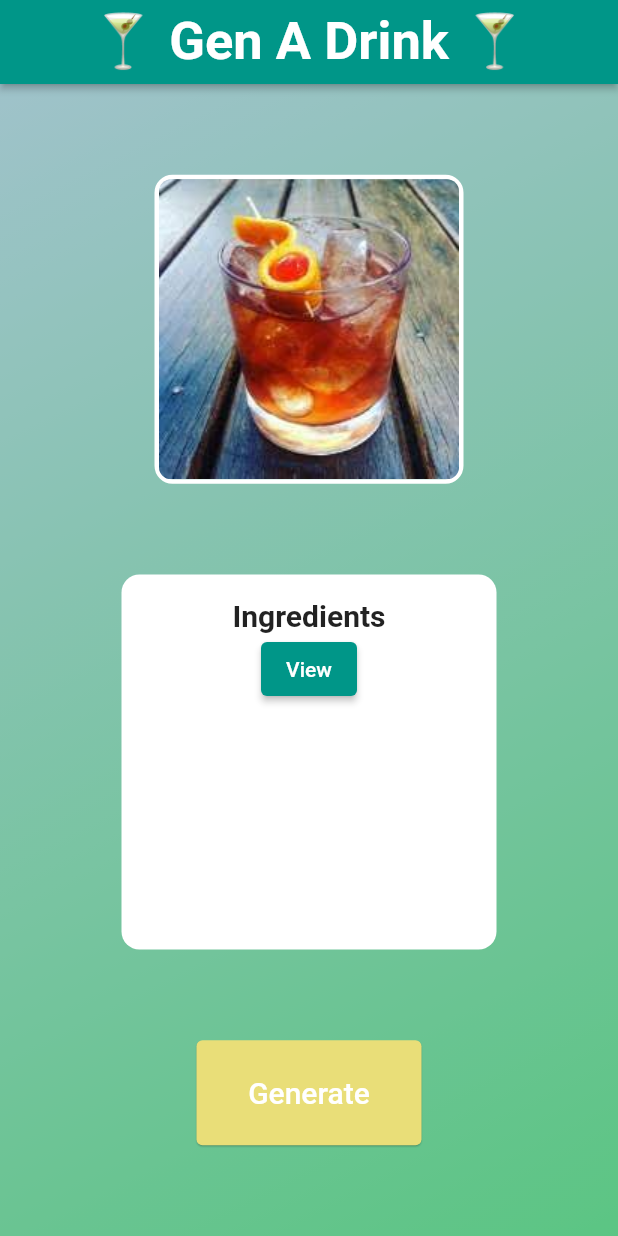
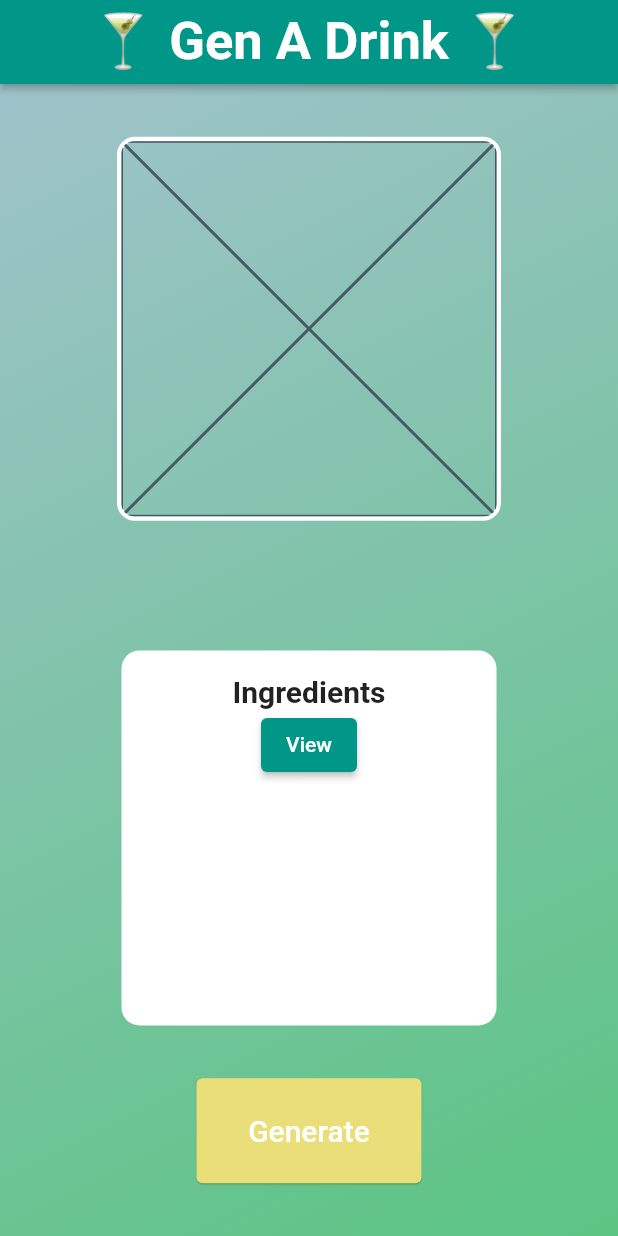
Before and after one commit to JunZhao20/cocktail-generator-FLUTTER, a Flutter app: the screen it shows after launch, after a tap on "Generate", on a phone screen of 412 x 824 dp. Run offline on Flutter 3.47's test engine with Material 2 defaults, Android fonts, the phone set to English and light mode, and no system bars; network calls fail.

```diff
--- a/cocktail_app/lib/pages/home.dart
+++ b/cocktail_app/lib/pages/home.dart
@@ -1,11 +1,56 @@
+import 'package:flutter/material.dart';
+import 'package:http/http.dart' as http;
 import 'dart:convert';
-import 'dart:developer';
 
-import "package:flutter/material.dart";
-import 'package:http/http.dart' as http;
+class Homepage extends StatefulWidget {
+  const Homepage({Key? key}) : super(key: key);
 
-class Homepage extends StatelessWidget {
-  const Homepage({super.key});
+  @override
+  _HomepageState createState() => _HomepageState();
+}
+
+class _HomepageState extends State<Homepage> {
+  late String drinkName;
+  late String img;
+
+  void fetchCocktail(BuildContext context) async {
+    final response = await http.get(
+      Uri.parse('https://www.thecocktaildb.com/api/json/v1/1/random.php'),
+    );
+
+    if (response.statusCode == 200) {
+      final data = jsonDecode(response.body);
+      setState(() {
+        drinkName = data['drinks'][0]['strDrink'];
+        img = data['drinks'][0]['strDrinkThumb'];
+      });
+
+      showDialog(
+        context: context,
+        builder: (BuildContext dialogContext) => AlertDialog(
+          title: Text("Drink Generated: $drinkName"),
+          content:
+              const Text('Other drink details or data can be displayed here'),
+          actions: [
+            TextButton(
+              onPressed: () => Navigator.of(dialogContext).pop(),
+              child: const Text('Close'),
+            ),
+          ],
+        ),
+      );
+    } else {
+      throw Exception(
+          'HTTP request failed with status: ${response.statusCode}');
+    }
+  }
+
+  @override
+  void initState() {
+    drinkName = '';
+    img = '';
+    super.initState();
+  }
 
   @override
   Widget build(BuildContext context) {
@@ -16,8 +61,9 @@ class Homepage extends StatelessWidget {
           end: Alignment.bottomRight,
           colors: [
             Color.fromARGB(255, 149, 201, 243),
-              Color.fromARGB(255, 12, 206, 99)
-            ]),
+            Color.fromARGB(255, 12, 206, 99),
+          ],
+        ),
       ),
       child: Scaffold(
         appBar: AppBar(
@@ -38,18 +84,35 @@ class Homepage extends StatelessWidget {
               Container(
                 decoration: BoxDecoration(
                   border: Border.all(color: Colors.white, width: 3),
-                    borderRadius: BorderRadius.circular(12.0)),
+                  borderRadius: BorderRadius.circular(12.0),
+                ),
                 child: ClipRRect(
                   borderRadius: BorderRadius.circular(8.0),
-                    child: Image.asset(
-                      'images/cocktail.jpg',
-                    )),
+                  child: ConstrainedBox(
+                    constraints: const BoxConstraints(
+                      maxHeight: 250,
+                      maxWidth: 250,
+                      minHeight: 250,
+                      minWidth: 250,
+                    ),
+                    child: img.isNotEmpty
+                        ? Image.network(
+                            img,
+                          )
+                        : Placeholder(),
+                  ),
+                ),
+              ),
+              Container(
+                decoration: const BoxDecoration(color: Colors.white),
+                child: Text('$drinkName'),
               ),
               Container(
                 padding: const EdgeInsets.all(16.0),
                 decoration: BoxDecoration(
                   color: Colors.white,
-                    borderRadius: BorderRadius.circular(12.0)),
+                  borderRadius: BorderRadius.circular(12.0),
+                ),
                 height: 250,
                 width: 250,
                 child: Column(
@@ -58,7 +121,9 @@ class Homepage extends StatelessWidget {
                       child: const Text(
                         'Ingredients',
                         style: TextStyle(
-                            fontSize: 20, fontWeight: FontWeight.bold),
+                          fontSize: 20,
+                          fontWeight: FontWeight.bold,
+                        ),
                       ),
                     ),
                     ElevatedButton(
@@ -68,25 +133,15 @@ class Homepage extends StatelessWidget {
                   ],
                 ),
               ),
-              // child: const Text(
-              //     'Ingredients:\n- whistky\n- apple juice\n- fruit punch')),
               ElevatedButton(
-                // Generate random cocktail
-                onPressed: () async {
-                  final response = await http.get(Uri.parse(
-                      'www.thecocktaildb.com/api/json/v1/1/random.php'));
-
-                  if (response.statusCode == 200) {
-                    final data = jsonDecode(response.body);
-                    log(data);
-                  } else {
-                    throw Exception('HTTP Failed');
-                  }
+                onPressed: () {
+                  fetchCocktail(context);
                 },
                 style: ElevatedButton.styleFrom(
                   backgroundColor: const Color.fromARGB(255, 233, 222, 120),
                   elevation: 0.5,
-                    minimumSize: const Size(150, 70)),
+                  minimumSize: const Size(150, 70),
+                ),
                 child: const Text(
                   'Generate',
                   style: TextStyle(fontSize: 20),
```
Lines whose indentation alone changed are shown as unchanged.
